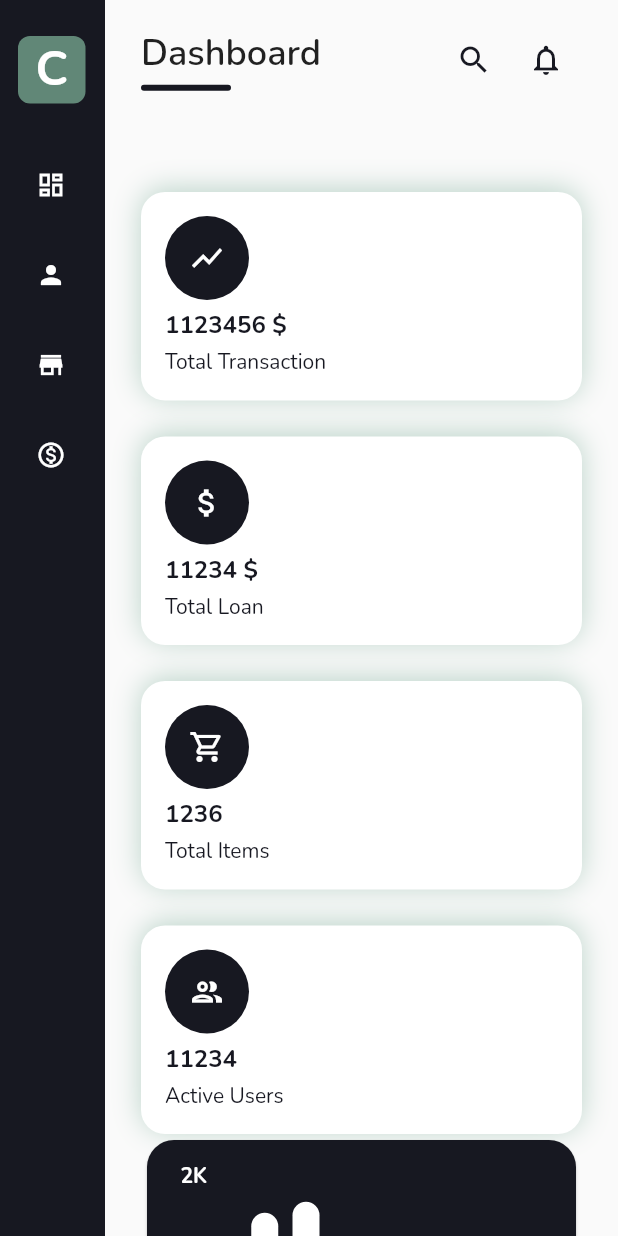
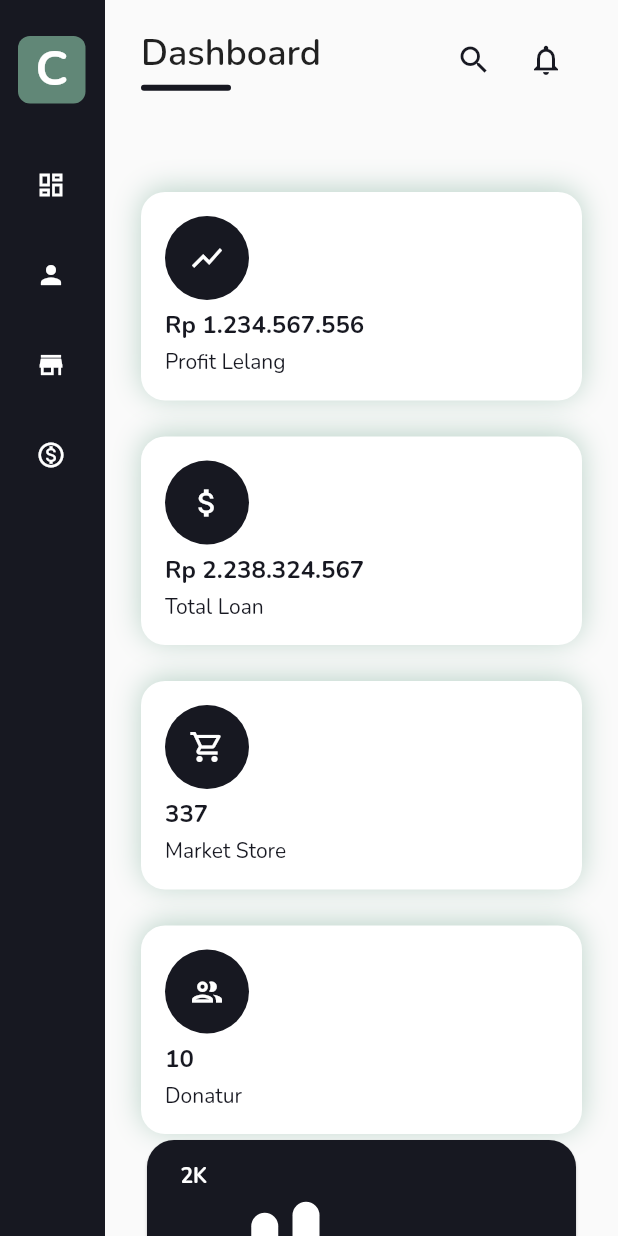
Before and after one commit to KenzieFu/admn, a Flutter app: the screen it shows after launch, on a phone screen of 412 x 824 dp. Run offline on Flutter 3.47's test engine with Material 2 defaults, Android fonts, the phone set to English and light mode, and no system bars; drawn by our look-alikes of fl_chart; our stand-ins replace data_table_2.

Commit message:
Updated Dashboard Components

```diff
--- a/lib/components/status_list.dart
+++ b/lib/components/status_list.dart
@@ -6,10 +6,10 @@ import 'package:store_responsive_dashboard/widgets/status_card.dart';
 import '../constaints.dart';
 
 final List<BussinessStatus> statusList = [
-  BussinessStatus('Total Transaction', '1123456 \$', Icons.show_chart_outlined),
-  BussinessStatus('Total Loan', '11234 \$', Icons.attach_money_outlined),
-  BussinessStatus('Total Items', '1236', Icons.shopping_cart_outlined),
-  BussinessStatus('Active Users', '11234', Icons.people_outline_outlined),
+  BussinessStatus('Profit Lelang', 'Rp 1.234.567.556', Icons.show_chart_outlined),
+  BussinessStatus('Total Loan', 'Rp 2.238.324.567', Icons.attach_money_outlined),
+  BussinessStatus('Market Store', '337', Icons.shopping_cart_outlined),
+  BussinessStatus('Donatur', '10', Icons.people_outline_outlined),
 ];
 
 class StatusList extends StatelessWidget {
```
